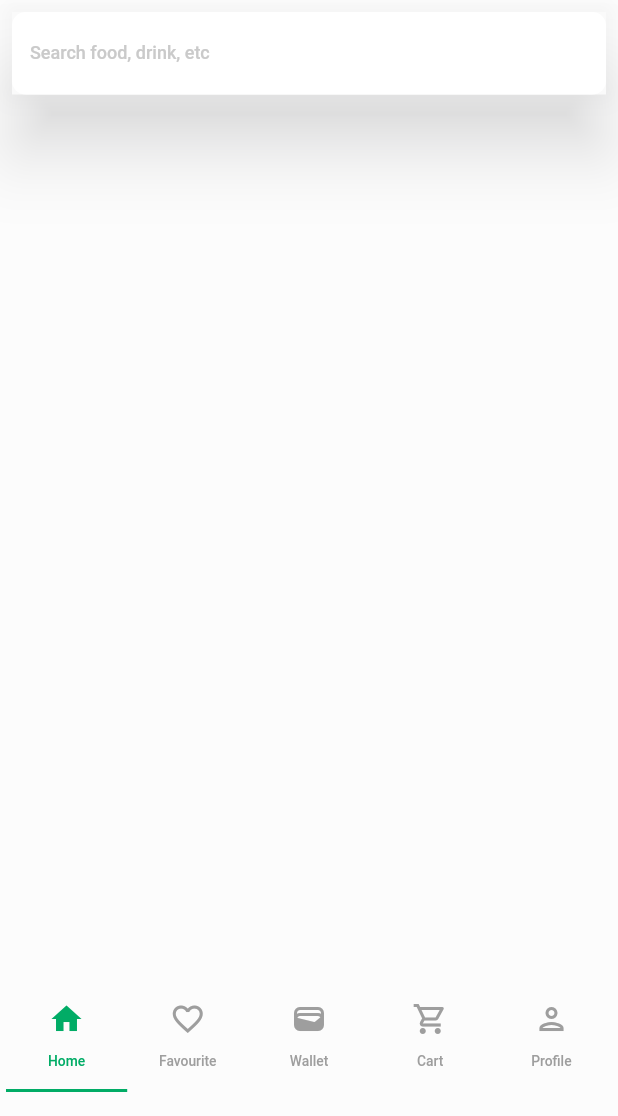
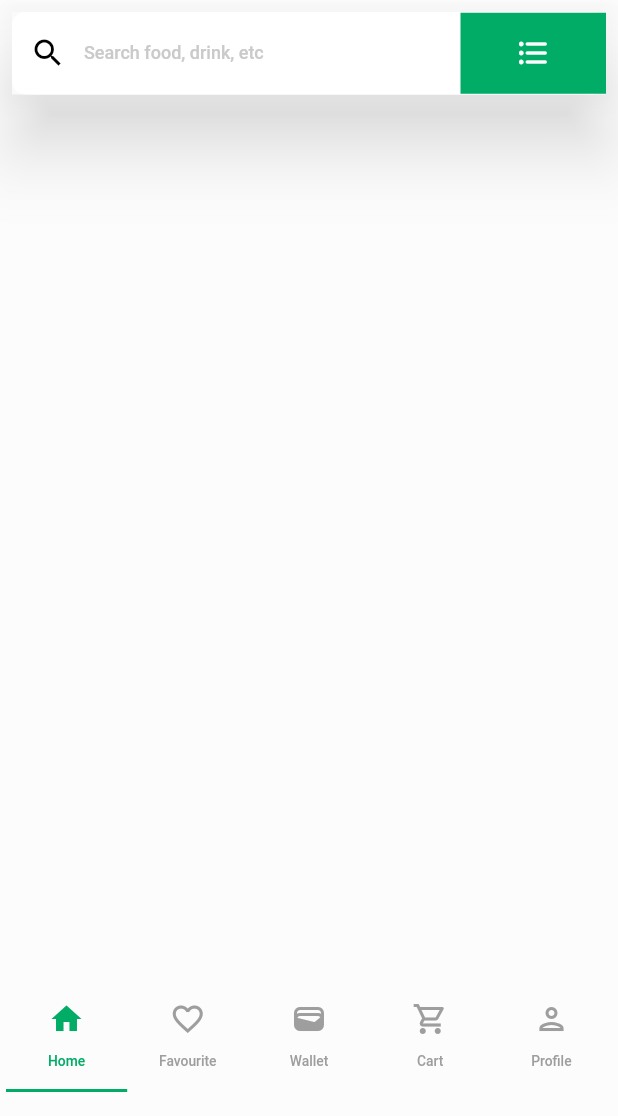
Before and after one commit to ramaagusdwi/grocery_mobile_app, a Flutter app: the screen it shows after launch, on a phone screen of 412 x 824 dp, the part 120-1236 px from its top. Run offline on Flutter 3.47's test engine with Material 2 defaults, Android fonts, the phone set to English and light mode, and no system bars; our stand-ins replace go_router.

Commit message:
adding suffix icon  size on text form field

```diff
--- a/lib/screens/home_screen.dart
+++ b/lib/screens/home_screen.dart
@@ -19,6 +19,16 @@ class HomeScreen extends StatelessWidget {
         child: Column(
           children: [
             CustomTextField(
+              prefixIcon: const Icon(Icons.search, color: blackColor),
+              suffixIcon: Container(
+                color: primaryColor,
+                child: const Icon(
+                  Icons.format_list_bulleted_rounded,
+                  color: whiteColor,
+                  size: 24,
+                ),
+              ),
+              iconSquareSize: 42,
               filledColor: whiteColor,
               useBorderSide: false,
               textEditingController: searchController,
--- a/lib/widgets/text_field_custom.dart
+++ b/lib/widgets/text_field_custom.dart
@@ -24,6 +24,7 @@ class CustomTextField extends StatelessWidget {
   final List<TextInputFormatter>? inputTypeFormatters;
   final Function(String?)? onSubmitted;
   final Function(String?)? onChanged;
+  final double? iconSquareSize;
 
   CustomTextField({
     required this.textEditingController,
@@ -47,6 +48,7 @@ class CustomTextField extends StatelessWidget {
     this.onChanged,
     this.errorText,
     this.errorStyle,
+    this.iconSquareSize,
   });
 
   @override
@@ -56,7 +58,7 @@ class CustomTextField extends StatelessWidget {
       horizontal: 16,
     );
 
-    final double iconSquareSize = 24;
+    final double iconSquareSizeFinal = iconSquareSize ?? 24;
 
     final double leftContentPadding = defaultContentPadding.left;
     final double rightContentPadding = defaultContentPadding.right;
@@ -118,7 +120,7 @@ class CustomTextField extends StatelessWidget {
                   borderRadius: BorderRadius.circular(9.0),
                   borderSide: useBorderSide
                       ? BorderSide(
-                      width: 1.5,
+                          width: 1.5,
                           color: errorText != null ? borderError : borderActive)
                       : BorderSide.none,
                 ),
@@ -126,7 +128,7 @@ class CustomTextField extends StatelessWidget {
                     borderRadius: BorderRadius.circular(9.0),
                     borderSide: useBorderSide
                         ? BorderSide(
-                        width: 1.5,
+                            width: 1.5,
                             color:
                                 errorText != null ? borderError : borderActive)
                         : BorderSide.none),
@@ -145,11 +147,11 @@ class CustomTextField extends StatelessWidget {
                     [
                       rightContentPadding + 29,
                       if (suffixIcon != null) ...[
-                        if (suffixIcon != null) iconSquareSize,
+                        if (suffixIcon != null) iconSquareSizeFinal,
                         iconToInputFieldGap,
                       ]
                     ].reduce((value, element) => value + element),
-                    iconSquareSize + 12,
+                    iconSquareSizeFinal + 12,
                   ),
                 ),
                 prefixIcon: prefixIcon,
```
